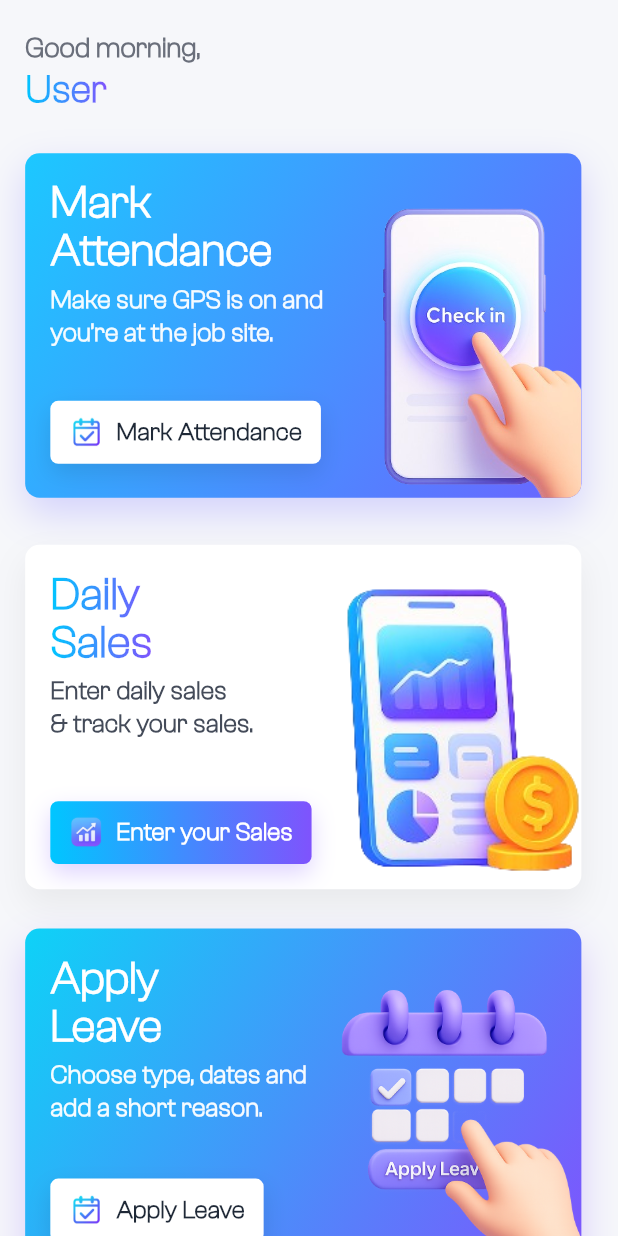
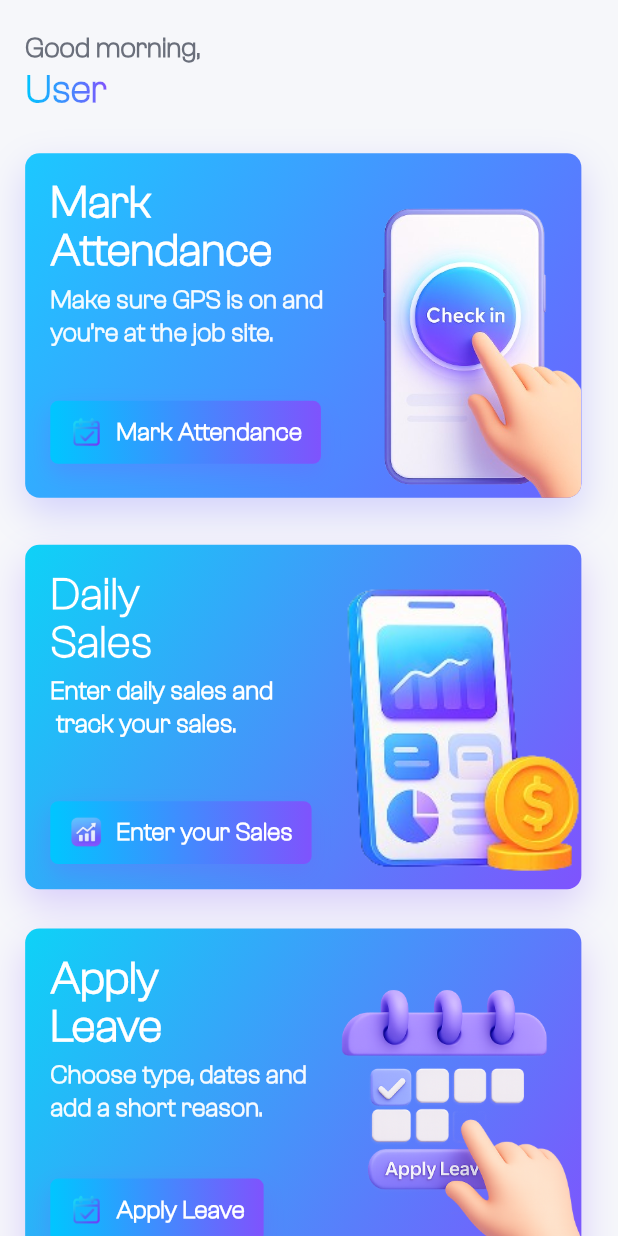
Before and after one commit to mubasheransari/ams-tea-new, a Flutter app: the HomeScreen screen opened directly, on a phone screen of 412 x 824 dp. Run offline on Flutter 3.47's test engine with Material 3 defaults, Android fonts, the phone set to English and light mode, and no system bars; our stand-ins replace bloc, equatable, flutter_bloc, geocoding, get_storage, google_maps_flutter and 5 more; missing offline and left inert: file_saver; accounts and stored records are empty.

Commit message:
updations on home

```diff
--- a/lib/Screens/home_screen.dart
+++ b/lib/Screens/home_screen.dart
@@ -348,7 +348,7 @@ class MarkAttendanceWidget extends StatelessWidget {
                       ),
                     );
                   },
-                  child: _ChipButtonWhite(
+                  child: _ChipButtonGradient(
                     s: s,
                     icon: 'assets/attendance_icons.png',
                     label: 'Mark Attendance',
@@ -440,7 +440,7 @@ class ApplyLeaveWidget extends StatelessWidget {
                     );
 
                   },
-                  child: _ChipButtonWhite(
+                  child: _ChipButtonGradient(
                     s: s,
                     icon: 'assets/attendance_icons.png',
                     label: 'Apply Leave',
@@ -464,17 +464,32 @@ class SalesWidget extends StatelessWidget {
     return Container(
       height: 219 * s,
       width: MediaQuery.of(context).size.width * 0.90,
-      decoration: BoxDecoration(
-        color: Colors.white,
+           decoration: BoxDecoration(
+        gradient: const LinearGradient(
+          colors: [Color(0xFF0ED2F7), Color(0xFF7F53FD)],
+          begin: Alignment.topLeft,
+          end: Alignment.bottomRight,
+        ),
         borderRadius: BorderRadius.circular(9 * s),
         boxShadow: [
           BoxShadow(
-            color: Colors.black.withOpacity(0.06),
-            blurRadius: 18 * s,
+            color: const Color(0xFF7F53FD).withOpacity(0.25),
+            blurRadius: 20 * s,
             offset: Offset(0, 10 * s),
           ),
         ],
       ),
+      // decoration: BoxDecoration(
+      //   color: Colors.white,
+      //   borderRadius: BorderRadius.circular(9 * s),
+      //   boxShadow: [
+      //     BoxShadow(
+      //       color: Colors.black.withOpacity(0.06),
+      //       blurRadius: 18 * s,
+      //       offset: Offset(0, 10 * s),
+      //     ),
+      //   ],
+      // ),
       clipBehavior: Clip.antiAlias,
       child: Stack(
         children: [
@@ -498,7 +513,7 @@ class SalesWidget extends StatelessWidget {
                 GradientText(
                   'Daily\nSales',
                   gradient: const LinearGradient(
-                    colors: [Color(0xFF00C6FF), Color(0xFF7F53FD)],
+                    colors: [Colors.white, Colors.white],
                     begin: Alignment.centerLeft,
                     end: Alignment.centerRight,
                   ),
@@ -511,10 +526,10 @@ class SalesWidget extends StatelessWidget {
                 ),
                 SizedBox(height: 6 * s),
                 Text(
-                  'Enter daily sales\n& track your sales.',
+                  'Enter daily sales and\n track your sales.',
                   style: TextStyle(
                     fontFamily: 'ClashGrotesk',
-                    color: Color(0xFF444B59),
+                    color: Colors.white,
                     fontSize: 16.5 * s,
                     fontWeight: FontWeight.w600,
                     height: 1.25,
@@ -525,7 +540,7 @@ class SalesWidget extends StatelessWidget {
                   onTap: (){
                     Navigator.push(context, MaterialPageRoute(builder: (context)=> LocalTeaCatalogSkuOnly()));
                   },
-                  child: _ChipButtonGradient(s: s, label: 'Enter your Sales')),
+                  child: _ChipButtonGradient(s: s, label: 'Enter your Sales', icon: 'assets/sales_button_icon.png',)),
               ],
             ),
           ),
@@ -582,8 +597,9 @@ class _ChipButtonWhite extends StatelessWidget {
 }
 
 class _ChipButtonGradient extends StatelessWidget {
-  const _ChipButtonGradient({required this.s, required this.label});
-  final double s;
+  const _ChipButtonGradient({required this.s, required this.label,required this.icon});
+    final double s;
+  final String icon;
   final String label;
 
   @override
@@ -608,7 +624,7 @@ class _ChipButtonGradient extends StatelessWidget {
         mainAxisSize: MainAxisSize.min,
         children: [
           Image.asset(
-            'assets/sales_button_icon.png',
+            icon,//'assets/sales_button_icon.png',
             height: 22 * s,
             width: 22 * s,
           ),
```
